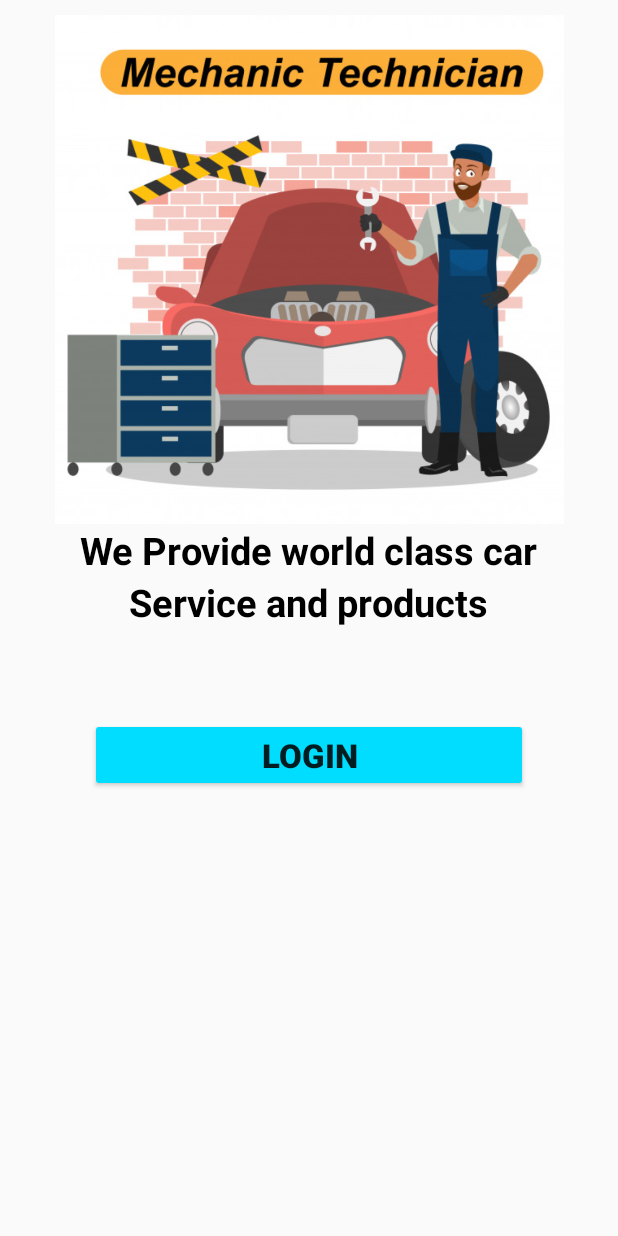
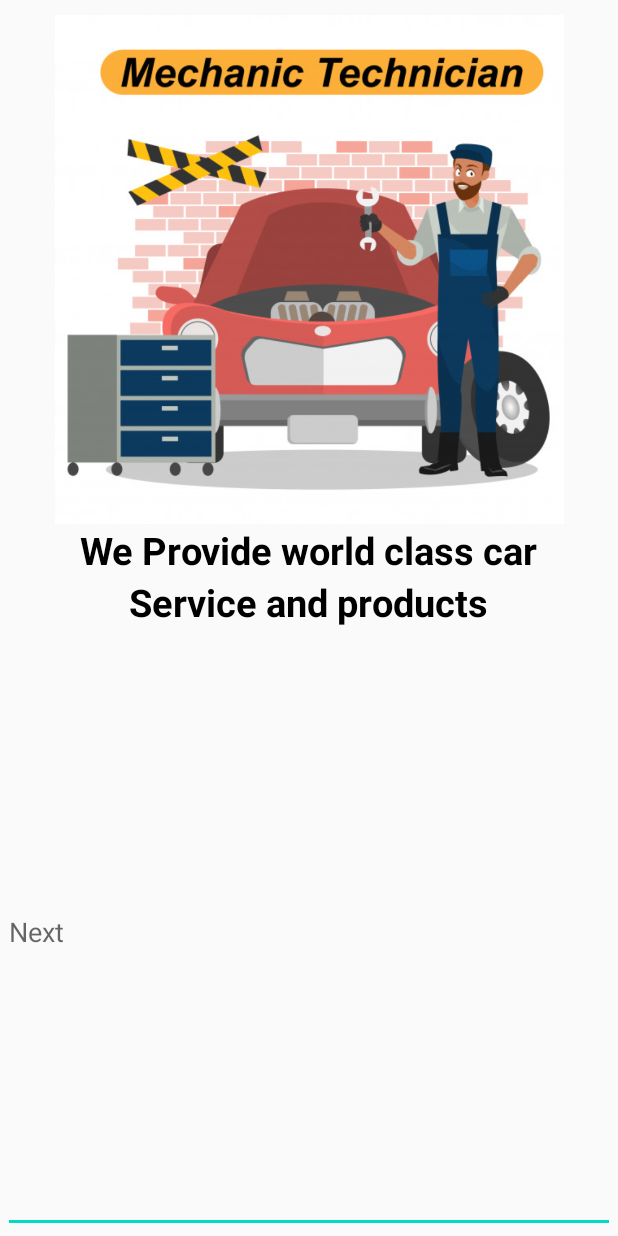
Before and after one commit to ritikarai26/car-services, an Android app: the screen it shows after launch (FirstActivity), on a phone screen of 412 x 824 dp. Run offline under Robolectric (Android 15) with nearby library versions, the phone set to English and light mode, and no system bars.

Commit message:
changes in file

```diff
--- a/app/src/main/res/layout/activity_first.xml
+++ b/app/src/main/res/layout/activity_first.xml
@@ -38,6 +38,15 @@
         android:textSize="25sp"
 
         />
+    <EditText
+        android:layout_width="match_parent"
+        android:layout_height="match_parent"
+        android:layout_margin="@dimen/cardview_default_elevation"
+        android:hint="Next"
+        >
+
+
+    </EditText>
 
     <Button
         android:id="@+id/button_Login"
```
